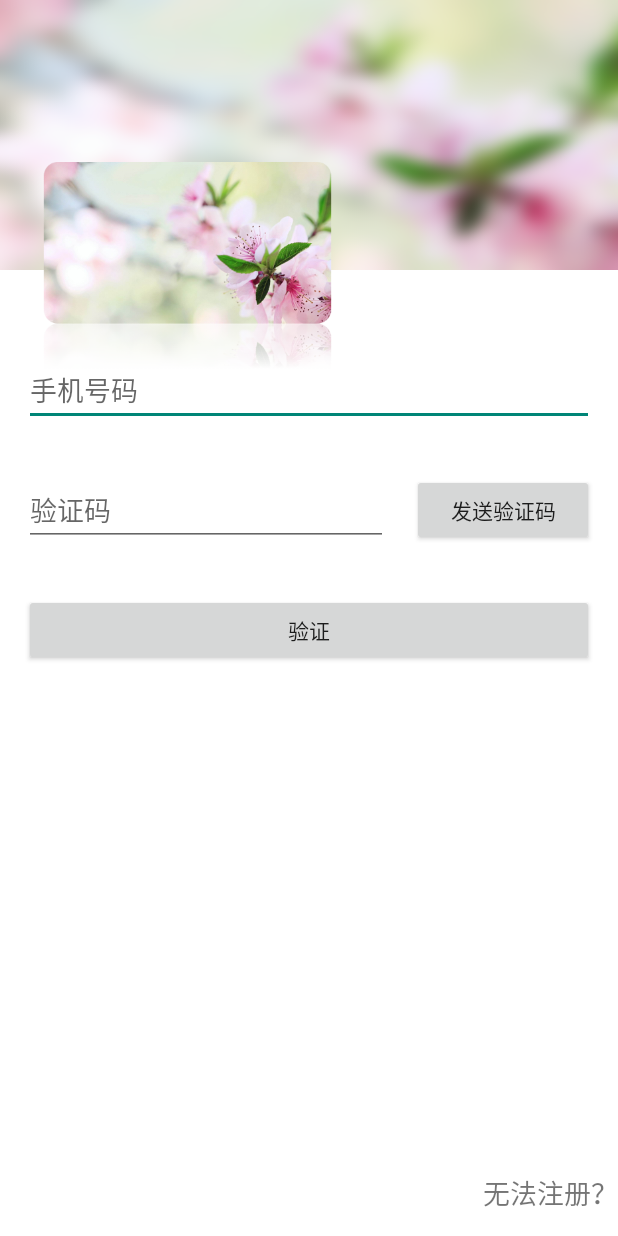
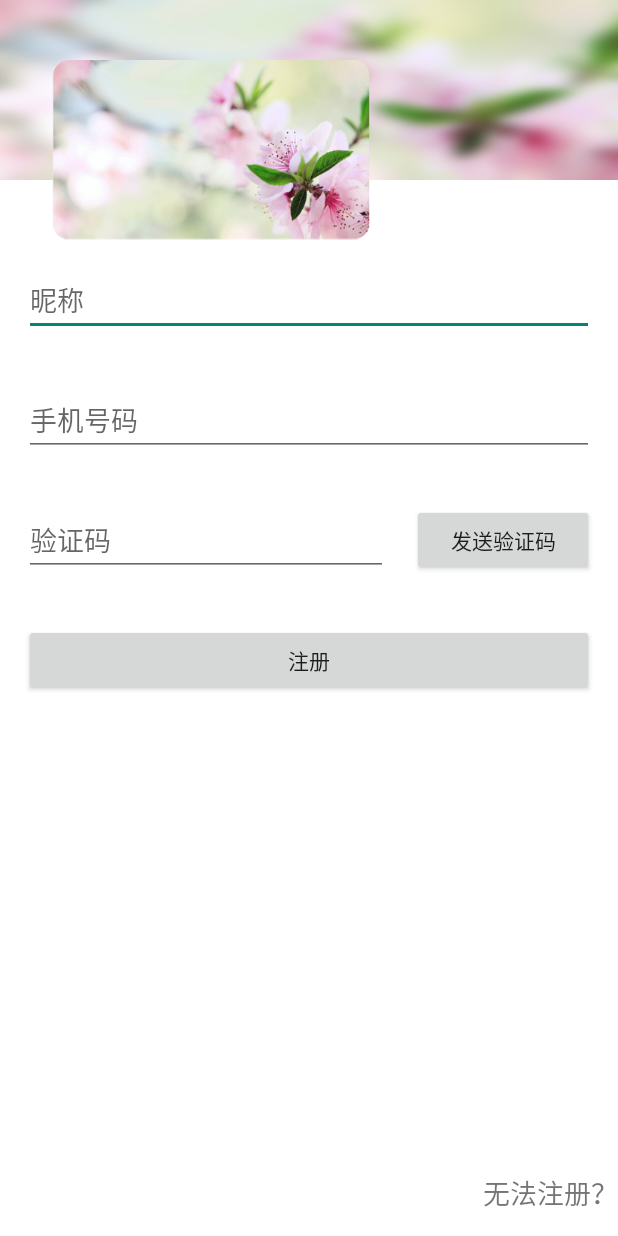
Before and after one commit to children520/hua-yu, an Android app: the NewUserRegistActivity screen opened directly, with no data from a screen before it, on a phone screen of 412 x 824 dp. Run offline under Robolectric (Android 15) with nearby library versions, the phone set to English and light mode, and no system bars; our stand-ins replace ButterKnife; libraries missing offline, so code that uses them is left out: cn.bmob.v3; 1 statement that could not run was skipped.

Commit message:
进一步修改

```diff
--- a/app/src/main/java/com/example/xiaojun/huayu/HuaYu/Tools/Tools.java
+++ b/app/src/main/java/com/example/xiaojun/huayu/HuaYu/Tools/Tools.java
@@ -1,6 +1,7 @@
 package com.example.xiaojun.huayu.HuaYu.Tools;
 
 import android.content.Context;
+import android.content.SharedPreferences;
 import android.graphics.Bitmap;
 import android.graphics.BitmapFactory;
 import android.graphics.Canvas;
@@ -95,6 +96,18 @@ public class Tools {
         display.getSize(point);
         return point.y;
     }
+    public static void writeIsRegistToSharedPreference(boolean isRegist,String nickName,Context context){
+        SharedPreferences sharedPreferences=context.getSharedPreferences("isregist",Context.MODE_PRIVATE);
+        SharedPreferences.Editor editor=sharedPreferences.edit();
+        editor.putBoolean("isregist",isRegist);
+        editor.putString("nickname",nickName);
+        editor.commit();
+    }
+    public static boolean readIsReigistStatusSharedPreference(Context context){
+        SharedPreferences sharedPreferences=context.getSharedPreferences("isregist",Context.MODE_PRIVATE);
+        boolean IsRegist=sharedPreferences.getBoolean("isregist",false);
+        return IsRegist;
+    }
 
 
 
--- a/app/src/main/java/com/example/xiaojun/huayu/UserLogin/NewUserRegistActivity.java
+++ b/app/src/main/java/com/example/xiaojun/huayu/UserLogin/NewUserRegistActivity.java
@@ -5,22 +5,30 @@ import android.database.sqlite.SQLiteDatabase;
 import android.os.Bundle;
 import android.support.v7.app.AppCompatActivity;
 import android.text.TextUtils;
+import android.util.Log;
+import android.view.KeyEvent;
 import android.view.View;
 import android.widget.Button;
 import android.widget.EditText;
 import android.widget.TextView;
 import android.widget.Toast;
 
+import com.example.xiaojun.huayu.HuaYu.HomeActivity;
+import com.example.xiaojun.huayu.HuaYu.Tools.Tools;
 import com.example.xiaojun.huayu.R;
 import com.example.xiaojun.huayu.UserLab;
+import com.example.xiaojun.huayu.UserLogin.Bean.User;
 
 import butterknife.BindView;
 import butterknife.ButterKnife;
 import butterknife.OnClick;
 import cn.bmob.v3.Bmob;
 import cn.bmob.v3.BmobSMS;
+import cn.bmob.v3.BmobUser;
 import cn.bmob.v3.exception.BmobException;
+import cn.bmob.v3.listener.LogInListener;
 import cn.bmob.v3.listener.QueryListener;
+import cn.bmob.v3.listener.SaveListener;
 import cn.bmob.v3.listener.UpdateListener;
 
 
@@ -31,12 +39,15 @@ public class NewUserRegistActivity extends AppCompatActivity {
     EditText mEdtCode;
     @BindView(R.id.tv_info)
     TextView mTvInfo;
+    @BindView(R.id.edt_nickname)
+    EditText mEdtNickName;
     private EditText mUserName;
     private EditText mTwoPassword;
     private EditText mPassword;
     private Button mRegistButton;
     private SQLiteDatabase mDatabase;
     private UserLab mUserLab;
+    private boolean IsRegist=false;
     private static final String USERNAME="username";
     private static final String ARG_CRIME_ID="crime_id";
     @Override
@@ -45,13 +56,14 @@ public class NewUserRegistActivity extends AppCompatActivity {
         setContentView(R.layout.activity_new_user_regist);
         ButterKnife.bind(this);
         Bmob.initialize(this, "c16bef06a867de181070610c9681e9c0");
-        Bmob.resetDomain("http://open-vip.bmob.cn/8/");
-
-
+        if(Tools.readIsReigistStatusSharedPreference(this)){
+            startActivity(new Intent(this,HomeActivity.class));
+        }
+        /*
         if(mUserLab==null){
              mUserLab=new UserLab(this);
         }
-        /*
+
         mRegistButton.setOnClickListener(new View.OnClickListener() {
             @Override
             public void onClick(View v) {
@@ -86,20 +98,19 @@ public class NewUserRegistActivity extends AppCompatActivity {
         });
         */
     }
-    @OnClick({R.id.btn_send, R.id.btn_verify})
+
+
+    @OnClick({R.id.btn_send, R.id.btn_signup_or_login})
     public void onViewClicked(View view) {
         switch (view.getId()) {
             case R.id.btn_send: {
                 String phone = mEdtPhone.getText().toString().trim();
                 if (TextUtils.isEmpty(phone)) {
-                    Toast.makeText(this, "请输入手机号码", Toast.LENGTH_SHORT).show();
+                    Toast.makeText(this, "HuaYu", Toast.LENGTH_SHORT).show();
                     return;
                 }
                 /**
                  * TODO template 如果是自定义短信模板，此处替换为你在控制台设置的自定义短信模板名称；如果没有对应的自定义短信模板，则使用默认短信模板。
-                 *
-                 * TODO 应用名称以及自定义短信内容，请使用不会被和谐的文字，防止发送短信验证码失败。
-                 *
                  */
                 BmobSMS.requestSMSCode(phone, "HuaYu", new QueryListener<Integer>() {
                     @Override
@@ -113,7 +124,7 @@ public class NewUserRegistActivity extends AppCompatActivity {
                 });
                 break;
             }
-            case R.id.btn_verify: {
+            case R.id.btn_signup_or_login: {
                 String phone = mEdtPhone.getText().toString().trim();
                 if (TextUtils.isEmpty(phone)) {
                     Toast.makeText(this, "请输入手机号码", Toast.LENGTH_SHORT).show();
@@ -124,11 +135,21 @@ public class NewUserRegistActivity extends AppCompatActivity {
                     Toast.makeText(this, "请输入验证码", Toast.LENGTH_SHORT).show();
                     return;
                 }
+                final String nickname = mEdtNickName.getText().toString().trim();
+                if (TextUtils.isEmpty(nickname)) {
+                    Toast.makeText(this, "请输入昵称", Toast.LENGTH_SHORT).show();
+                    return;
+                }
                 BmobSMS.verifySmsCode(phone, code, new UpdateListener() {
                     @Override
                     public void done(BmobException e) {
                         if (e == null) {
-                            mTvInfo.append("验证码验证成功，您可以在此时进行重要操作！\n");
+                            IsRegist=true;
+                            Tools.writeIsRegistToSharedPreference(IsRegist,nickname,getApplicationContext());
+                            Intent intent=new Intent(NewUserRegistActivity.this, HomeActivity.class);
+                            intent.setFlags(Intent.FLAG_ACTIVITY_CLEAR_TASK|Intent.FLAG_ACTIVITY_NEW_TASK);
+                            startActivity(intent);
+                            Toast.makeText(getApplicationContext(), "注册成功", Toast.LENGTH_SHORT).show();
                         } else {
                             mTvInfo.append("验证码验证失败：" + e.getErrorCode() + "-" + e.getMessage() + "\n");
                         }
@@ -169,4 +190,6 @@ public class NewUserRegistActivity extends AppCompatActivity {
 
 
 
+
+
 }
--- a/app/src/main/res/layout/activity_new_user_regist.xml
+++ b/app/src/main/res/layout/activity_new_user_regist.xml
@@ -12,29 +12,31 @@
         android:layout_alignParentTop="true"
         android:layout_marginTop="0dp"
         android:background="@android:color/white">
-
-
         <ImageView
-            android:id="@+id/regist_empty"
+            android:id="@+id/regist_image_xu"
             android:layout_width="match_parent"
-            android:layout_height="180dp"
+            android:layout_height="120dp"
             android:layout_alignParentTop="true"
             android:background="@mipmap/login_xu" />
 
         <ImageView
-            android:id="@+id/regist"
-            android:layout_width="250dp"
-            android:layout_height="216dp"
-            android:layout_alignParentTop="true"
-            android:layout_marginTop="108dp"
+            android:id="@+id/regist_image"
+            android:layout_width="wrap_content"
+            android:layout_height="120dp"
+            android:layout_marginTop="40dp"
             android:src="@mipmap/login"/>
         <LinearLayout
+            android:layout_below="@id/regist_image"
             xmlns:android="http://schemas.android.com/apk/res/android"
             android:layout_width="match_parent"
-            android:layout_marginTop="40dp"
             android:layout_height="match_parent"
-            android:layout_below="@id/regist_empty"
             android:orientation="vertical">
+            <EditText
+                android:id="@+id/edt_nickname"
+                android:layout_margin="16dp"
+                android:hint="昵称"
+                android:layout_width="match_parent"
+                android:layout_height="wrap_content" />
             <EditText
                 android:id="@+id/edt_phone"
                 android:layout_width="match_parent"
@@ -58,7 +60,6 @@
                     android:layout_weight="2"
                     android:hint="验证码"
                     android:inputType="number"/>
-
                 <Button
                     android:id="@+id/btn_send"
                     android:layout_width="0dp"
@@ -69,11 +70,11 @@
             </LinearLayout>
 
             <Button
-                android:id="@+id/btn_verify"
+                android:id="@+id/btn_signup_or_login"
                 android:layout_width="match_parent"
                 android:layout_height="wrap_content"
                 android:layout_margin="16dp"
-                android:text="验证"/>
+                android:text="注册"/>
 
             <TextView
                 android:id="@+id/tv_info"
@@ -81,12 +82,6 @@
                 android:layout_height="wrap_content"
                 android:layout_margin="16dp"/>
         </LinearLayout>
-
-
-
-
-
-
         <TextView
             android:id="@+id/unable_regist"
             android:layout_width="wrap_content"
```
Also changed, not shown: app/src/main/AndroidManifest.xml (+19 -9 lines), app/src/main/java/com/example/xiaojun/huayu/HuaYu/HomeActivity.java (+25 -12 lines), app/src/main/java/com/example/xiaojun/huayu/LoadingActivity.java (+23 -3 lines), app/src/main/java/com/example/xiaojun/huayu/UserLogin/Bean/User.java (added, +24 -0 lines), app/src/main/java/com/example/xiaojun/huayu/UserLogin/UserMainActivity.java (added, +45 -0 lines), app/src/main/res/drawable/loading_button_style.xml (added, +12 -0 lines), app/src/main/res/layout/activity_loading.xml (+24 -8 lines), app/src/main/res/layout/activity_login.xml (+7 -13 lines), app/src/main/res/layout/activity_user_main.xml (added, +47 -0 lines), app/src/main/res/mipmap-xhdpi/login.png, app/src/main/res/mipmap-xxxhdpi/loading.jpg.
